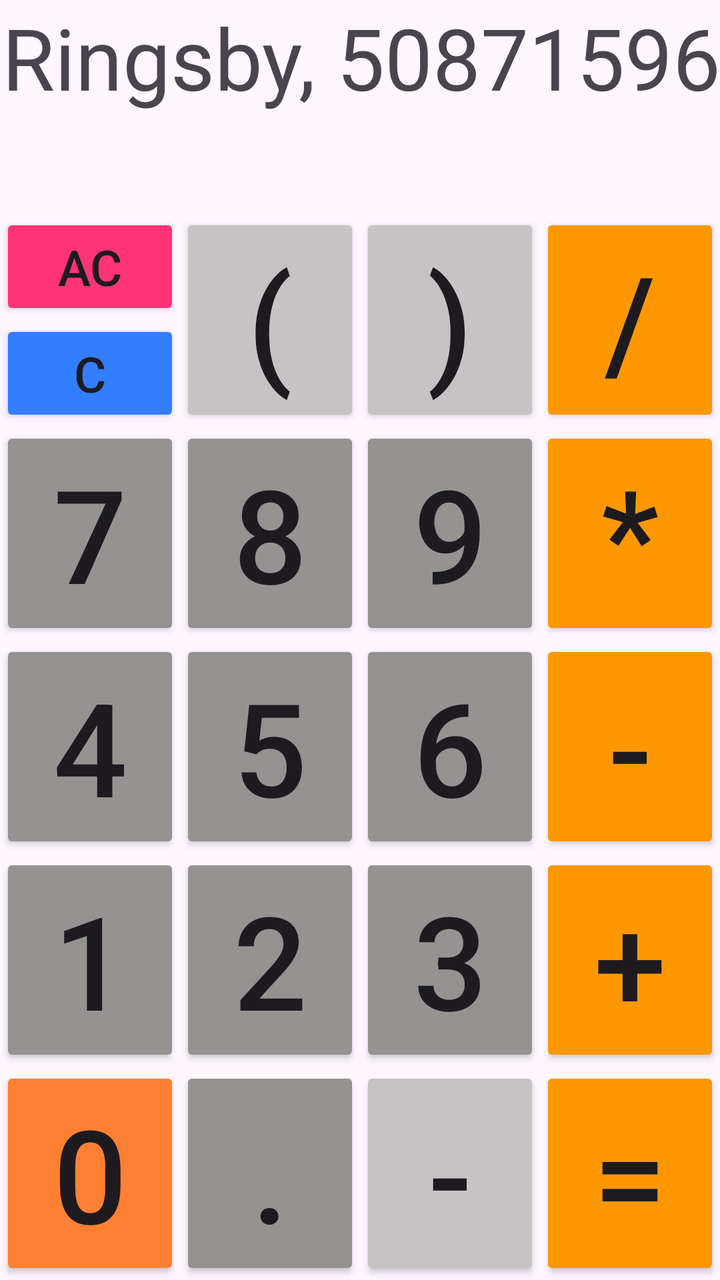
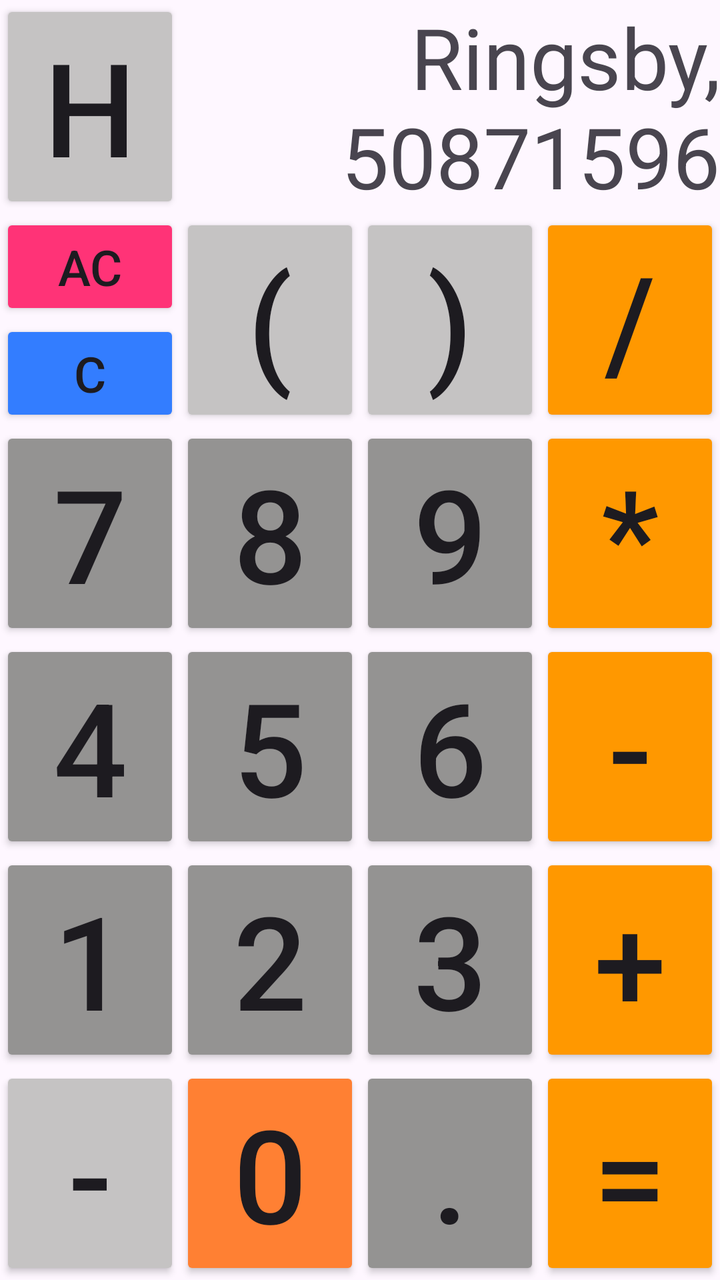

Before-and-after screenshots of an Android layout around one commit, followed by the original layout XML and the change that was made.
<!-- AndroidManifest.xml: application theme Theme.Calculator2 -->
<!-- res/layout/activity_main.xml -->
<?xml version="1.0" encoding="utf-8"?>
<androidx.constraintlayout.widget.ConstraintLayout xmlns:android="http://schemas.android.com/apk/res/android"
    xmlns:app="http://schemas.android.com/apk/res-auto"
    xmlns:tools="http://schemas.android.com/tools"
    android:id="@+id/main"
    android:layout_width="match_parent"
    android:layout_height="match_parent"
    tools:context=".MainActivity">

    <androidx.constraintlayout.widget.ConstraintLayout
        android:layout_width="match_parent"
        android:layout_height="match_parent"
        android:layout_gravity="fill" >

        <GridLayout
            android:layout_width="match_parent"
            android:layout_height="match_parent"
            android:columnCount="4"
            android:rowCount="6" >

            <TextView
                android:id="@+id/textView"
                android:layout_width="0dp"
                android:layout_height="0dp"
                android:layout_rowWeight="0.1"
                android:layout_columnWeight="0.4"
                android:layout_columnSpan="4"
                android:autoSizeTextType="uniform"
                android:gravity="end"
                android:text="Ringsby, 50871596"
                 />


            <Button
                android:id="@+id/AC_button"
                android:layout_width="0dp"
                android:layout_height="0dp"
                android:layout_rowWeight="0.05"
                android:layout_columnWeight="0.1"
                android:autoSizeTextType="uniform"
                android:backgroundTint="#FF3377"
                android:onClick="onACClicked"
                android:text="AC" />


            <Button
                android:id="@+id/open_parentheses_button"
                android:layout_width="0dp"
                android:layout_height="0dp"
                android:layout_rowWeight="0.1"
                android:layout_columnWeight="0.1"
                android:backgroundTint="#C5C3C3"
                android:text="("
                android:onClick="onDigitClicked"
                android:autoSizeTextType="uniform"
                android:layout_rowSpan="2"
                 />

            <Button
                android:id="@+id/close_parentheses_button"
                android:layout_width="0dp"
                android:layout_height="0dp"
                android:layout_rowWeight="0.1"
                android:layout_columnWeight="0.1"
                android:backgroundTint="#C5C3C3"
                android:text=")"
                android:onClick="onDigitClicked"
                android:autoSizeTextType="uniform"
                android:layout_rowSpan="2"
                />

            <Button
                android:id="@+id/division_button"
                android:layout_width="0dp"
                android:layout_height="0dp"
                android:layout_rowWeight="0.1"
                android:layout_columnWeight="0.1"
                android:backgroundTint="#FF9800"
                android:text="/"
                android:onClick="onOperationClicked"
                android:autoSizeTextType="uniform"
                android:layout_rowSpan="2"
                 />

            <Button
                android:id="@+id/C_button"
                android:layout_width="0dp"
                android:layout_height="0dp"
                android:layout_rowWeight="0.05"
                android:layout_columnWeight="0.05"
                android:autoSizeTextType="uniform"
                android:backgroundTint="#337DFF"
                android:onClick="onACClicked"
                android:text="C" />

            <Button
                android:id="@+id/seven_button"
                android:layout_width="0dp"
                android:layout_height="0dp"
                android:layout_rowWeight="0.1"
                android:layout_columnWeight="0.1"
                android:backgroundTint="#949392"
                android:onClick="onDigitClicked"
                android:text="7"
                android:autoSizeTextType="uniform"
                 />

            <Button
                android:id="@+id/eight_button"
                android:layout_width="0dp"
                android:layout_height="0dp"
                android:layout_rowWeight="0.1"
                android:layout_columnWeight="0.1"
                android:backgroundTint="#949392"
                android:onClick="onDigitClicked"
                android:text="8"
                android:autoSizeTextType="uniform"
                 />

            <Button
                android:id="@+id/nine_button"
                android:layout_width="0dp"
                android:layout_height="0dp"
                android:layout_rowWeight="0.1"
                android:layout_columnWeight="0.1"
                android:backgroundTint="#949392"
                android:onClick="onDigitClicked"
                android:text="9"
                android:autoSizeTextType="uniform"
                 />

            <Button
                android:id="@+id/multiply_button"
                android:layout_width="0dp"
                android:layout_height="0dp"
                android:layout_rowWeight="0.1"
                android:layout_columnWeight="0.1"
                android:backgroundTint="#FF9800"
                android:text="*"
                android:onClick="onOperationClicked"
                android:autoSizeTextType="uniform"
                 />

            <Button
                android:id="@+id/four_button"
                android:layout_width="0dp"
                android:layout_height="0dp"
                android:layout_rowWeight="0.1"
                android:layout_columnWeight="0.1"
                android:backgroundTint="#949392"
                android:onClick="onDigitClicked"
                android:text="4"
                android:autoSizeTextType="uniform"
                 />

            <Button
                android:id="@+id/five_button"
                android:layout_width="0dp"
                android:layout_height="0dp"
                android:layout_rowWeight="0.1"
                android:layout_columnWeight="0.1"
                android:backgroundTint="#949392"
                android:onClick="onDigitClicked"
                android:text="5"
                android:autoSizeTextType="uniform"
                 />

            <Button
                android:id="@+id/six_button"
                android:layout_width="0dp"
                android:layout_height="0dp"
                android:layout_rowWeight="0.1"
                android:layout_columnWeight="0.1"
                android:backgroundTint="#949392"
                android:onClick="onDigitClicked"
                android:text="6"
                android:autoSizeTextType="uniform"
                 />

            <Button
                android:id="@+id/minus_button"
                android:layout_width="0dp"
                android:layout_height="0dp"
                android:layout_rowWeight="0.1"
                android:layout_columnWeight="0.1"
                android:backgroundTint="#FF9800"
                android:text="-"
                android:onClick="onOperationClicked"
                android:autoSizeTextType="uniform"
                 />

            <Button
                android:id="@+id/one_button"
                android:layout_width="0dp"
                android:layout_height="0dp"
                android:layout_rowWeight="0.1"
                android:layout_columnWeight="0.1"
                android:backgroundTint="#949392"
                android:onClick="onDigitClicked"
                android:text="1"
                android:autoSizeTextType="uniform"
                 />

            <Button
                android:id="@+id/two_button"
                android:layout_width="0dp"
                android:layout_height="0dp"
                android:layout_rowWeight="0.1"
                android:layout_columnWeight="0.1"
                android:backgroundTint="#949392"
                android:onClick="onDigitClicked"
                android:text="2"
                android:autoSizeTextType="uniform"
                 />

            <Button
                android:id="@+id/three_button"
                android:layout_width="0dp"
                android:layout_height="0dp"
                android:layout_rowWeight="0.1"
                android:layout_columnWeight="0.1"
                android:backgroundTint="#949392"
                android:onClick="onDigitClicked"
                android:text="3"
                android:autoSizeTextType="uniform"
                 />

            <Button
                android:id="@+id/plus_button"
                android:layout_width="0dp"
                android:layout_height="0dp"
                android:layout_rowWeight="0.1"
                android:layout_columnWeight="0.1"
                android:backgroundTint="#FF9800"
                android:text="+"
                android:onClick="onOperationClicked"
                android:autoSizeTextType="uniform"
                 />

            <Button
                android:id="@+id/zero_button"
                android:layout_width="0dp"
                android:layout_height="0dp"
                android:layout_rowWeight="0.1"
                android:layout_columnWeight="0.1"
                android:layout_gravity="fill_horizontal"
                android:autoSizeTextType="uniform"
                android:backgroundTint="#FF8033"
                android:onClick="onDigitClicked"
                android:text="0" />

            <Button
                android:id="@+id/dot_button"
                android:layout_width="0dp"
                android:layout_height="0dp"
                android:layout_rowWeight="0.1"
                android:layout_columnWeight="0.1"
                android:backgroundTint="#949392"
                android:onClick="onDigitClicked"
                android:text="."
                android:autoSizeTextType="uniform"
                 />

            <Button
                android:id="@+id/negative_button"
                android:layout_width="0dp"
                android:layout_height="0dp"
                android:layout_rowWeight="0.1"
                android:layout_columnWeight="0.1"
                android:backgroundTint="#C5C3C3"
                android:text="-"
                android:onClick="onNegativeClicked"
                android:autoSizeTextType="uniform"
                />

            <Button
                android:id="@+id/equals_button"
                android:layout_width="0dp"
                android:layout_height="0dp"
                android:layout_rowWeight="0.1"
                android:layout_columnWeight="0.1"
                android:backgroundTint="#FF9800"
                android:text="="
                android:onClick="onEqualsClicked"
                android:autoSizeTextType="uniform"
                 />

        </GridLayout>
    </androidx.constraintlayout.widget.ConstraintLayout>


</androidx.constraintlayout.widget.ConstraintLayout>
<!-- resources referenced by this layout -->
<resources>
  <style name="Theme.Calculator2" parent="Base.Theme.Calculator2" />
  <style name="Base.Theme.Calculator2" parent="Theme.Material3.DayNight.NoActionBar">
          
          
      </style>
</resources>

<!-- the commit's change to res/layout/activity_main.xml (unified diff, before → after) -->
@@ -1,6 +1,5 @@
 <?xml version="1.0" encoding="utf-8"?>
 <androidx.constraintlayout.widget.ConstraintLayout xmlns:android="http://schemas.android.com/apk/res/android"
-    xmlns:app="http://schemas.android.com/apk/res-auto"
     xmlns:tools="http://schemas.android.com/tools"
     android:id="@+id/main"
     android:layout_width="match_parent"
@@ -18,13 +17,26 @@
             android:columnCount="4"
             android:rowCount="6" >
 
+            <Button
+                android:id="@+id/history_button"
+                android:layout_width="0dp"
+                android:layout_height="0dp"
+                android:layout_rowWeight="0.1"
+                android:layout_columnWeight="0.1"
+                android:backgroundTint="#C5C3C3"
+                android:text="H"
+                android:onClick="onHistoryClicked"
+                android:autoSizeTextType="uniform"
+                android:layout_rowSpan="1"
+                />
+
             <TextView
                 android:id="@+id/textView"
                 android:layout_width="0dp"
                 android:layout_height="0dp"
                 android:layout_rowWeight="0.1"
-                android:layout_columnWeight="0.4"
-                android:layout_columnSpan="4"
+                android:layout_columnWeight="0.3"
+                android:layout_columnSpan="3"
                 android:autoSizeTextType="uniform"
                 android:gravity="end"
                 android:text="Ringsby, 50871596"
@@ -90,7 +102,7 @@
                 android:layout_columnWeight="0.05"
                 android:autoSizeTextType="uniform"
                 android:backgroundTint="#337DFF"
-                android:onClick="onACClicked"
+                android:onClick="onCClicked"
                 android:text="C" />
 
             <Button
@@ -234,30 +246,6 @@
                 android:backgroundTint="#FF9800"
                 android:text="+"
                 android:onClick="onOperationClicked"
-                android:autoSizeTextType="uniform"
-                 />
-
-            <Button
-                android:id="@+id/zero_button"
-                android:layout_width="0dp"
-                android:layout_height="0dp"
-                android:layout_rowWeight="0.1"
-                android:layout_columnWeight="0.1"
-                android:layout_gravity="fill_horizontal"
-                android:autoSizeTextType="uniform"
-                android:backgroundTint="#FF8033"
-                android:onClick="onDigitClicked"
-                android:text="0" />
-
-            <Button
-                android:id="@+id/dot_button"
-                android:layout_width="0dp"
-                android:layout_height="0dp"
-                android:layout_rowWeight="0.1"
-                android:layout_columnWeight="0.1"
-                android:backgroundTint="#949392"
-                android:onClick="onDigitClicked"
-                android:text="."
                 android:autoSizeTextType="uniform"
                  />
 
@@ -274,6 +262,30 @@
                 />
 
             <Button
+                android:id="@+id/zero_button"
+                android:layout_width="0dp"
+                android:layout_height="0dp"
+                android:layout_rowWeight="0.1"
+                android:layout_columnWeight="0.1"
+                android:layout_gravity="fill_horizontal"
+                android:autoSizeTextType="uniform"
+                android:backgroundTint="#FF8033"
+                android:onClick="onDigitClicked"
+                android:text="0" />
+
+            <Button
+                android:id="@+id/dot_button"
+                android:layout_width="0dp"
+                android:layout_height="0dp"
+                android:layout_rowWeight="0.1"
+                android:layout_columnWeight="0.1"
+                android:backgroundTint="#949392"
+                android:onClick="onDigitClicked"
+                android:text="."
+                android:autoSizeTextType="uniform"
+                 />
+
+            <Button
                 android:id="@+id/equals_button"
                 android:layout_width="0dp"
                 android:layout_height="0dp"
